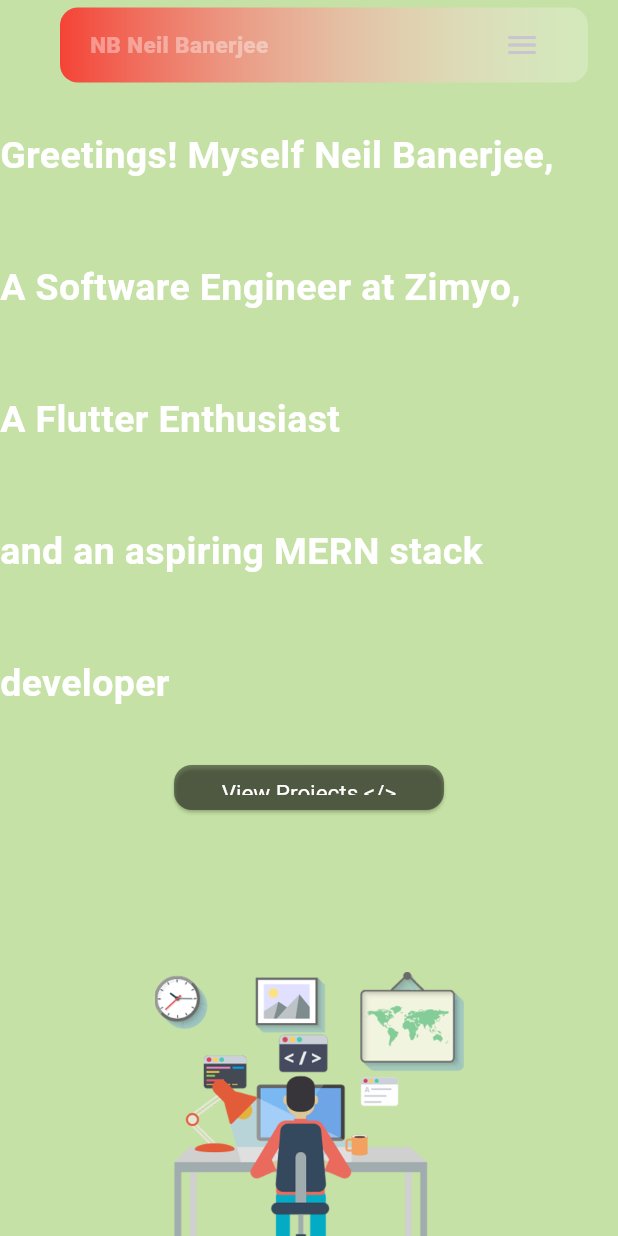
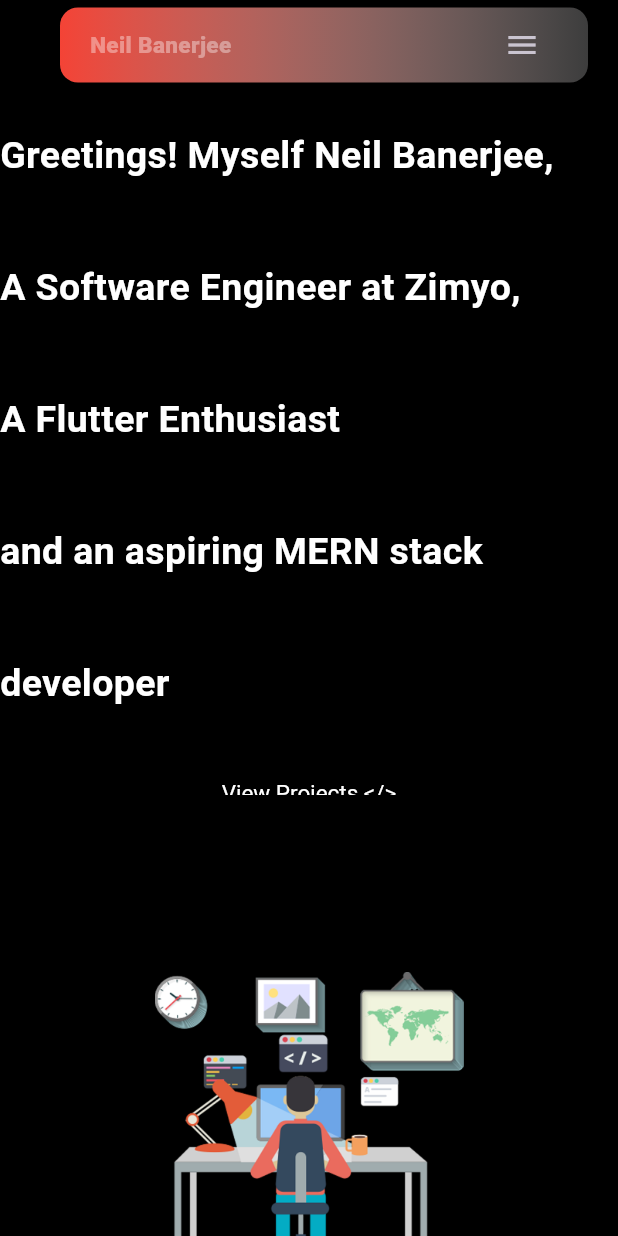
Before and after one commit to NeilBanerjee2002/my_portfolio, a Flutter app: the screen it shows after launch, on a phone screen of 412 x 824 dp. Run offline on Flutter 3.47's test engine with Material 3 defaults, Android fonts, the phone set to English and light mode, and no system bars; missing offline and left inert: dart:html.

Commit message:
changed background color black

```diff
--- a/lib/pages/home_page.dart
+++ b/lib/pages/home_page.dart
@@ -28,7 +28,7 @@ class _HomePageState extends State<HomePage> {
   @override
   void initState() {
     super.initState();
-    _startColorChangeAnimation();
+    // _startColorChangeAnimation();
   }
 
   @override
@@ -50,7 +50,7 @@ class _HomePageState extends State<HomePage> {
     return LayoutBuilder(builder: (context, constraints) {
       return Scaffold(
         key: scaffoldKey,
-        backgroundColor: backgroundColors[colorIndex],
+        backgroundColor: Colors.black,
         endDrawer: const DrawerMobile(),
         body: ListView(
           scrollDirection: Axis.vertical,
@@ -97,7 +97,7 @@ class _HomePageState extends State<HomePage> {
               height: MediaQuery.of(context).size.height,
               padding: EdgeInsets.fromLTRB(25, 20, 25, 60),
               width: MediaQuery.of(context).size.width,
-              color: Color(0xFF5D0E41),
+              color: Colors.black,
               child: SingleChildScrollView(
                 child: Column(
                   children: [
--- a/lib/widgets/HeaderDesktop.dart
+++ b/lib/widgets/HeaderDesktop.dart
@@ -24,7 +24,7 @@ class _HeaderDesktopState extends State<HeaderDesktop> {
         borderRadius: BorderRadius.circular(12),
         gradient: LinearGradient(
           colors: [
-            backgroundColors[widget.colorIndex],
+            Colors.black,
             Colors.white24,
           ],
         ),
--- a/lib/widgets/main_desktop.dart
+++ b/lib/widgets/main_desktop.dart
@@ -19,7 +19,7 @@ class MainDesktop extends StatelessWidget {
                 children: [
                   Text(
                     "Greetings! Myself Neil Banerjee, \nA Software Engineer at Zimyo,\nA Flutter Enthusiast"
-                        "\nand an aspiring MERN stack developer",
+                        "\nand a MERN stack developer",
                     style: TextStyle(
                         fontWeight: FontWeight.bold,
                         fontSize: 25,
@@ -37,7 +37,7 @@ class MainDesktop extends StatelessWidget {
                       onPressed: () {},
                       style: ElevatedButton.styleFrom(
                         foregroundColor: Colors.white,
-                        backgroundColor: Colors.black45, // Text color
+                        backgroundColor: Colors.blueGrey, // Text color
                         padding: EdgeInsets.symmetric(
                             horizontal: 20, vertical: 10), // Padding
                         textStyle: TextStyle(
--- a/lib/widgets/sitelogo.dart
+++ b/lib/widgets/sitelogo.dart
@@ -9,7 +9,7 @@ class SiteLogo extends StatelessWidget {
     return GestureDetector(
         onTap: () {},
         child: const Text(
-          "NB Neil Banerjee",
+          "Neil Banerjee",
           style: TextStyle(
             fontSize: 15,
             fontWeight: FontWeight.w800,
```
